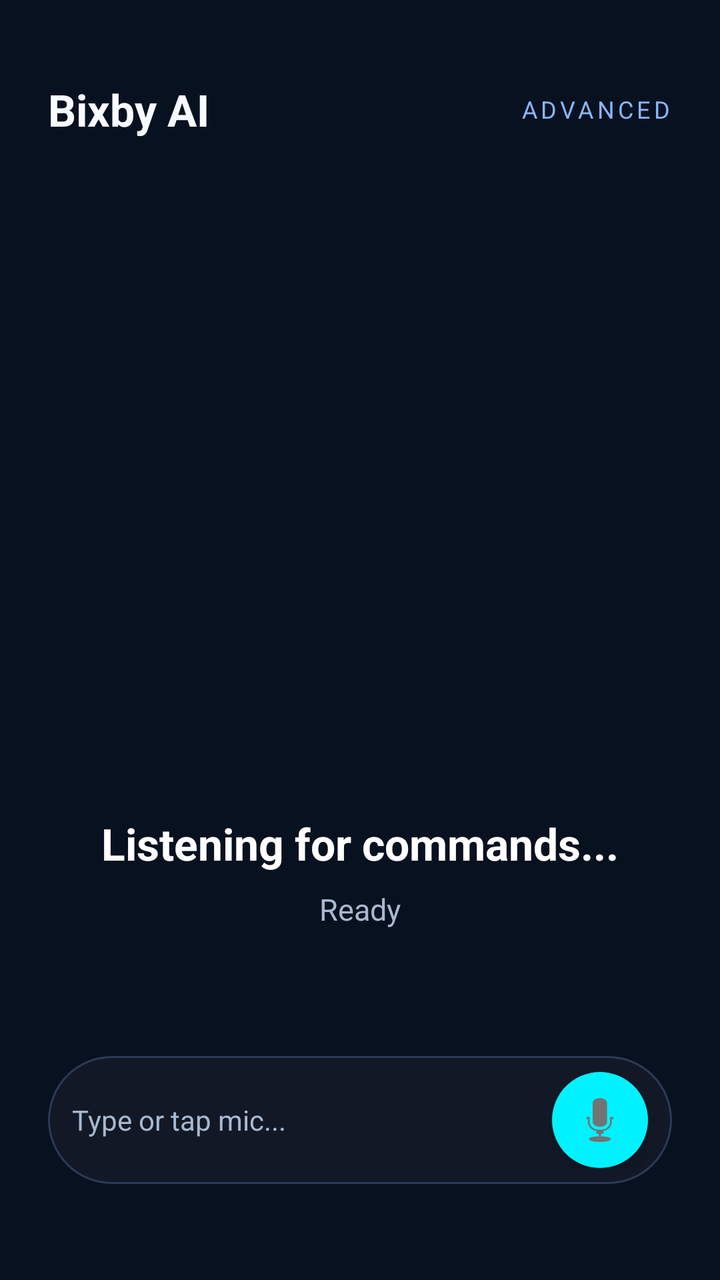
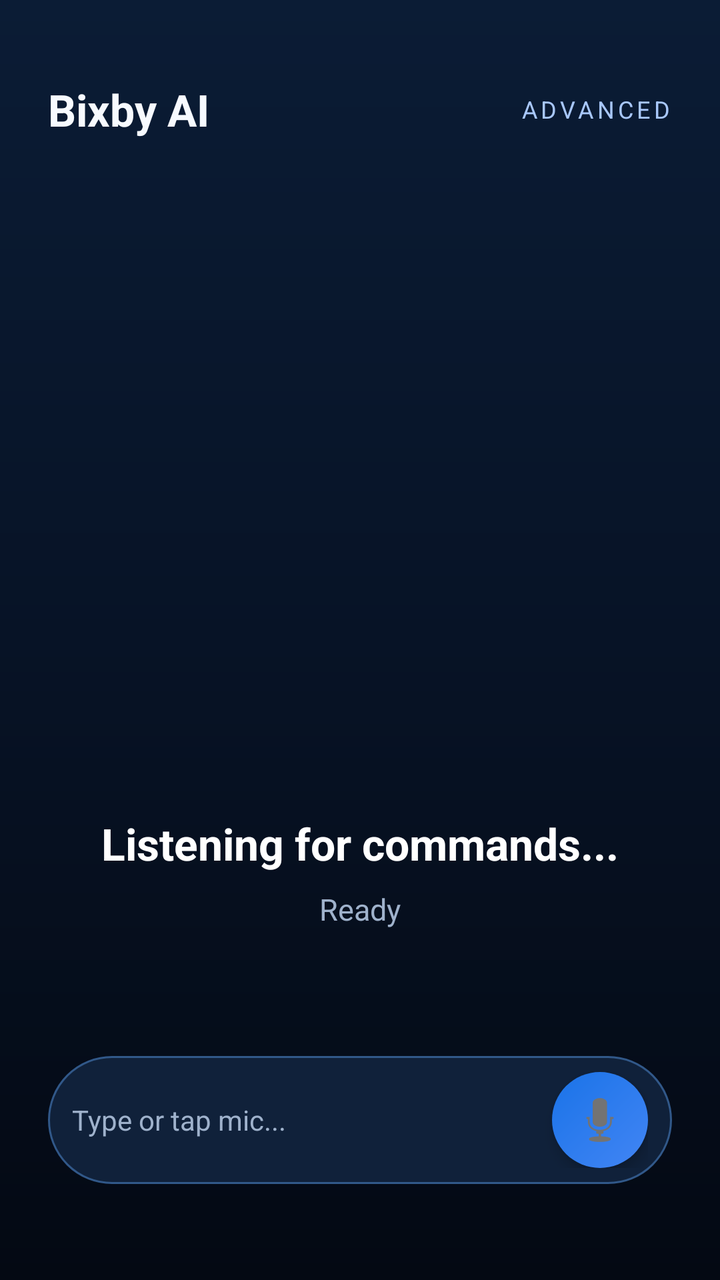

Two renders of the same Android screen: before a commit and after it. Below are the layout's source before the change and the commit's diff.
<!-- AndroidManifest.xml: application theme Theme.AppCompat.DayNight.NoActionBar -->
<!-- res/layout/activity_main.xml -->
<?xml version="1.0" encoding="utf-8"?>
<RelativeLayout xmlns:android="http://schemas.android.com/apk/res/android"
    android:layout_width="match_parent"
    android:layout_height="match_parent"
    android:background="@color/background_dark"
    android:padding="24dp">

    <LinearLayout
        android:id="@+id/topBar"
        android:layout_width="match_parent"
        android:layout_height="wrap_content"
        android:layout_marginTop="16dp"
        android:orientation="horizontal"
        android:gravity="center_vertical">

        <TextView
            android:layout_width="wrap_content"
            android:layout_height="wrap_content"
            android:text="Bixby AI"
            android:textColor="@color/text_white"
            android:textSize="22sp"
            android:textStyle="bold" />

        <View
            android:layout_width="0dp"
            android:layout_height="0dp"
            android:layout_weight="1" />

        <TextView
            android:layout_width="wrap_content"
            android:layout_height="wrap_content"
            android:text="ADVANCED"
            android:textColor="@color/gemini_blue_light"
            android:textSize="12sp"
            android:letterSpacing="0.15" />
    </LinearLayout>

    <LinearLayout
        android:layout_width="match_parent"
        android:layout_height="wrap_content"
        android:layout_centerInParent="true"
        android:orientation="vertical"
        android:gravity="center">

        <FrameLayout
            android:layout_width="200dp"
            android:layout_height="200dp"
            android:layout_marginBottom="32dp"
            android:gravity="center">

            <View
                android:id="@+id/pulseView"
                android:layout_width="170dp"
                android:layout_height="170dp"
                android:layout_gravity="center" />

            <View
                android:id="@+id/orbView"
                android:layout_width="104dp"
                android:layout_height="104dp"
                android:layout_gravity="center"
                android:elevation="4dp" />
        </FrameLayout>

        <TextView
            android:id="@+id/greetingText"
            android:layout_width="wrap_content"
            android:layout_height="wrap_content"
            android:text="Listening for commands..."
            android:textColor="#FFFFFF"
            android:textSize="22sp"
            android:textStyle="bold"
            android:layout_marginBottom="8dp" />

        <TextView
            android:id="@+id/statusText"
            android:layout_width="wrap_content"
            android:layout_height="wrap_content"
            android:text="Ready"
            android:textColor="@color/text_muted"
            android:textSize="15sp" />
    </LinearLayout>

    <LinearLayout
        android:layout_width="match_parent"
        android:layout_height="wrap_content"
        android:layout_alignParentBottom="true"
        android:layout_marginBottom="24dp"
        android:orientation="horizontal"
        android:background="@drawable/pill_mic_container"
        android:paddingHorizontal="12dp"
        android:paddingVertical="8dp"
        android:gravity="center_vertical">

        <EditText
            android:id="@+id/textInput"
            android:layout_width="0dp"
            android:layout_height="48dp"
            android:layout_weight="1"
            android:background="@android:color/transparent"
            android:hint="Type or tap mic..."
            android:textColorHint="@color/text_muted"
            android:textColor="@color/text_white"
            android:textSize="14sp"
            android:singleLine="true"
            android:imeOptions="actionSend"
            android:inputType="textCapSentences" />

        <ImageButton
            android:id="@+id/micButton"
            android:layout_width="48dp"
            android:layout_height="48dp"
            android:background="@drawable/pill_mic_button"
            android:src="@android:drawable/ic_btn_speak_now"
            android:padding="14dp"
            android:contentDescription="Mic"
            android:elevation="4dp" />
    </LinearLayout>

</RelativeLayout>
<!-- resources referenced by this layout -->
<resources>
  <color name="background_dark">#08111F</color>
  <color name="gemini_blue_light">#8AB4F8</color>
  <color name="text_muted">#A9B9CF</color>
  <color name="text_white">#F7FAFF</color>
  <!-- drawable pill_mic_button (drawable) -->
  <?xml version="1.0" encoding="utf-8"?>
  <shape xmlns:android="http://schemas.android.com/apk/res/android">
      <solid android:color="#00F2FE" />
      <corners android:radius="999dp" />
  </shape>
  <!-- drawable pill_mic_container (drawable) -->
  <?xml version="1.0" encoding="utf-8"?>
  <shape xmlns:android="http://schemas.android.com/apk/res/android">
      <solid android:color="#121826" />
      <corners android:radius="999dp" />
      <stroke android:width="1dp" android:color="#2B3B55" />
  </shape>
</resources>

<!-- the commit's change to res/layout/activity_main.xml (unified diff, before → after) -->
@@ -2,7 +2,7 @@
 <RelativeLayout xmlns:android="http://schemas.android.com/apk/res/android"
     android:layout_width="match_parent"
     android:layout_height="match_parent"
-    android:background="@color/background_dark"
+    android:background="@drawable/bg_main"
     android:padding="24dp">
 
     <LinearLayout
<!-- resource entries referenced after the edit -->
@@ -1,21 +1,36 @@
 <!-- resources referenced by this layout -->
 <resources>
-  <color name="background_dark">#08111F</color>
-  <color name="gemini_blue_light">#8AB4F8</color>
-  <color name="text_muted">#A9B9CF</color>
+  <color name="gemini_blue_light">#A8C7FA</color>
+  <color name="text_muted">#9FB2CC</color>
   <color name="text_white">#F7FAFF</color>
+  <!-- drawable bg_main (drawable) -->
+  <?xml version="1.0" encoding="utf-8"?>
+  <shape xmlns:android="http://schemas.android.com/apk/res/android">
+      <gradient
+          android:angle="270"
+          android:startColor="#0B1C35"
+          android:centerColor="#071326"
+          android:endColor="#040913" />
+  </shape>
   <!-- drawable pill_mic_button (drawable) -->
   <?xml version="1.0" encoding="utf-8"?>
   <shape xmlns:android="http://schemas.android.com/apk/res/android">
-      <solid android:color="#00F2FE" />
+      <gradient
+          android:angle="315"
+          android:startColor="@color/gemini_blue_deep"
+          android:endColor="@color/gemini_blue" />
       <corners android:radius="999dp" />
   </shape>
   <!-- drawable pill_mic_container (drawable) -->
   <?xml version="1.0" encoding="utf-8"?>
   <shape xmlns:android="http://schemas.android.com/apk/res/android">
-      <solid android:color="#121826" />
+      <solid android:color="@color/gemini_surface" />
       <corners android:radius="999dp" />
-      <stroke android:width="1dp" android:color="#2B3B55" />
+      <stroke android:width="1dp" android:color="@color/gemini_stroke" />
   </shape>
+  <color name="gemini_blue_deep">#1A73E8</color>
+  <color name="gemini_blue">#4285F4</color>
+  <color name="gemini_surface">#10213A</color>
+  <color name="gemini_stroke">#315889</color>
 </resources>
 
